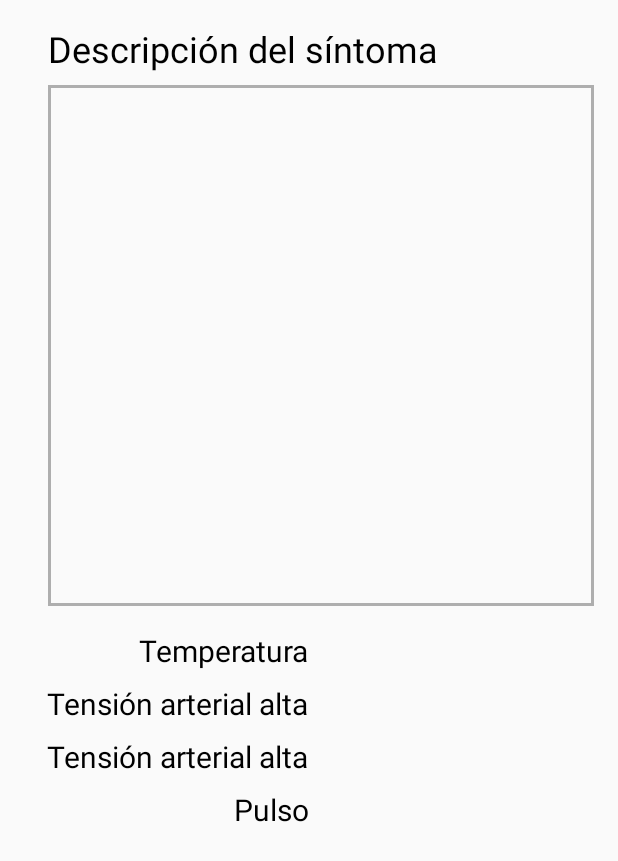
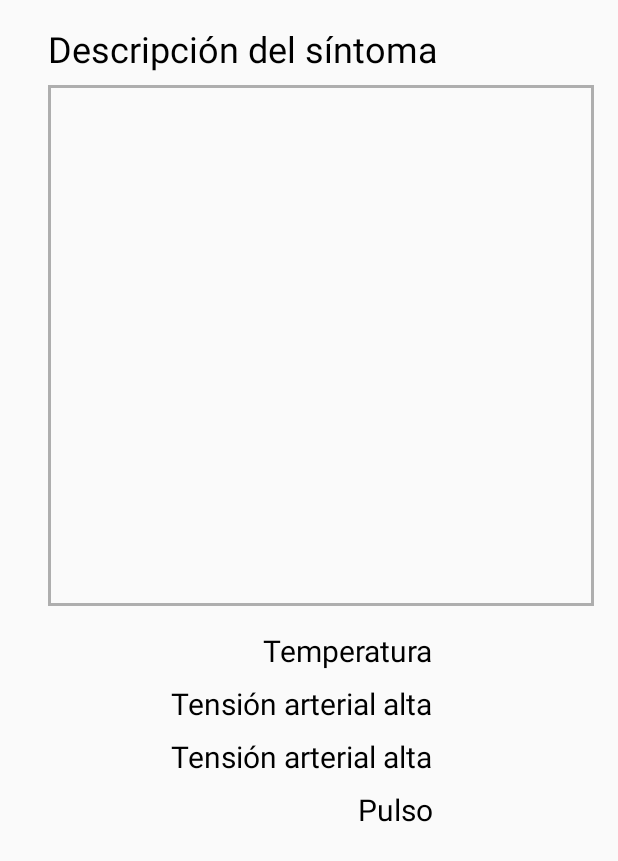
Before and after one commit to Sergiotmg/SintoMedic, an Android app: the layout activity_show_sintoma_paciente.xml on its own in the app's theme, with its tools: preview values and no code run, on a phone screen of 412 x 824 dp. Shown: the top 861 px of the screen. Run offline under Robolectric (Android 15) with nearby library versions, the phone set to English and light mode, and no system bars.

Commit message:
mods layout

```diff
--- a/app/src/main/java/com/example/sintomedicCasa/viewmodel/AddSintomaPacienteViewModel.java
+++ b/app/src/main/java/com/example/sintomedicCasa/viewmodel/AddSintomaPacienteViewModel.java
@@ -49,7 +49,7 @@ public class AddSintomaPacienteViewModel extends ViewModel {
         sintoma.setPulso(pulso.getValue());
 
         NewSintomaPaciente newSintomaPaciente = new NewSintomaPaciente(pacienteId, sintoma);
-        // TODO: validaciones
+
         _newSintoma.setValue(newSintomaPaciente);
     }
 
--- a/app/src/main/res/layout/activity_show_sintoma_paciente.xml
+++ b/app/src/main/res/layout/activity_show_sintoma_paciente.xml
@@ -1,5 +1,6 @@
 <?xml version="1.0" encoding="utf-8"?>
-<layout xmlns:android="http://schemas.android.com/apk/res/android"
+<layout xmlns:tools="http://schemas.android.com/tools"
+    xmlns:android="http://schemas.android.com/apk/res/android"
     xmlns:app="http://schemas.android.com/apk/res-auto">
 
     <data>
@@ -90,7 +91,7 @@
             android:layout_width="wrap_content"
             android:layout_height="wrap_content"
             android:orientation="vertical"
-            app:layout_constraintGuide_percent="0.5" />
+            app:layout_constraintGuide_percent="0.7" />
 
         <TextView
             android:id="@+id/temperatura_ver"
@@ -98,10 +99,11 @@
             android:layout_height="wrap_content"
             android:layout_marginStart="8dp"
             android:layout_marginEnd="16dp"
+            android:ems="10"
+            android:inputType="numberDecimal"
+            android:text="@{String.valueOf(vm.sintoma.data.temperatura)}"
             android:textColor="@android:color/black"
-            android:ems="10"
             android:textSize="18sp"
-            android:text="@{String.valueOf(vm.sintoma.data.temperatura)}"
             app:layout_constraintBaseline_toBaselineOf="@+id/txt_temp_ver"
             app:layout_constraintEnd_toEndOf="parent"
             app:layout_constraintStart_toStartOf="@+id/guideline8" />
@@ -112,10 +114,10 @@
             android:layout_height="wrap_content"
             android:layout_marginStart="8dp"
             android:layout_marginEnd="16dp"
+            android:ems="10"
+            android:text="@{String.valueOf(vm.sintoma.data.presionArterialAlta)}"
             android:textColor="@android:color/black"
-            android:ems="10"
             android:textSize="18sp"
-            android:text="@{String.valueOf(vm.sintoma.data.presionArterialAlta)}"
             app:layout_constraintBaseline_toBaselineOf="@+id/txt_presion_alta_ver"
             app:layout_constraintEnd_toEndOf="parent"
             app:layout_constraintStart_toStartOf="@+id/guideline8" />
@@ -126,10 +128,12 @@
             android:layout_height="wrap_content"
             android:layout_marginStart="8dp"
             android:layout_marginEnd="16dp"
+            android:ems="10"
+            android:inputType="number"
+            android:phoneNumber="false"
+            android:text="@{vm.sintoma.data.pulso}"
             android:textColor="@android:color/black"
-            android:ems="10"
             android:textSize="18sp"
-            android:text="@{vm.sintoma.data.pulso}"
             app:layout_constraintBaseline_toBaselineOf="@+id/txt_pulso_ver"
             app:layout_constraintEnd_toEndOf="parent"
             app:layout_constraintHorizontal_bias="1.0"
@@ -152,8 +156,10 @@
             android:layout_height="21dp"
             android:layout_marginStart="8dp"
             android:layout_marginEnd="16dp"
+            android:inputType="number"
             android:text="@{String.valueOf(vm.sintoma.data.presionArterialBaja)}"
             android:textColor="@android:color/black"
+            android:textSize="18sp"
             app:layout_constraintBaseline_toBaselineOf="@+id/txt_presion_baja_ver"
             app:layout_constraintEnd_toEndOf="parent"
             app:layout_constraintStart_toStartOf="@+id/guideline8" />
--- a/app/src/main/res/values/strings.xml
+++ b/app/src/main/res/values/strings.xml
@@ -20,7 +20,7 @@
     <string name="mail">Mail</string>
     <string name="license_number">License number</string>
     <string name="phone">Phone</string>
-    <string name="title_activity_main" translatable="false">SintoMedic..</string>
+    <string name="title_activity_main" translatable="false">SintoMedicCASA</string>
     <string name="title_activity_main_doctor" translatable="false">Doctor</string>
     <string name="title_activity_main_paciente" translatable="false">Paciente</string>
     <string name="sypmton">Add sympton</string>
```
